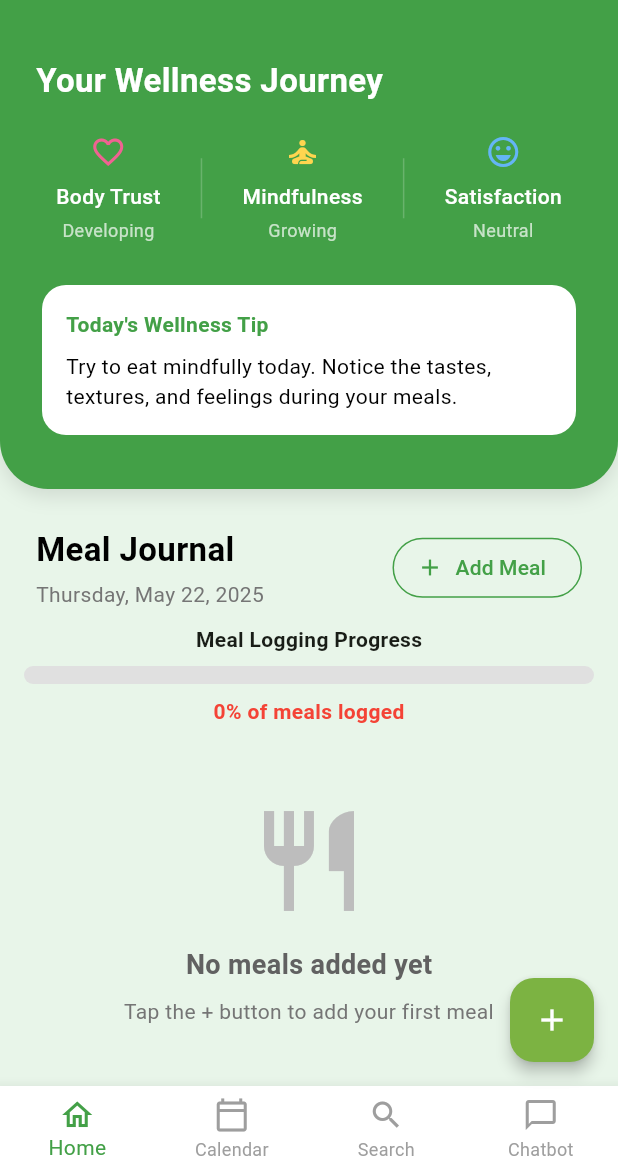
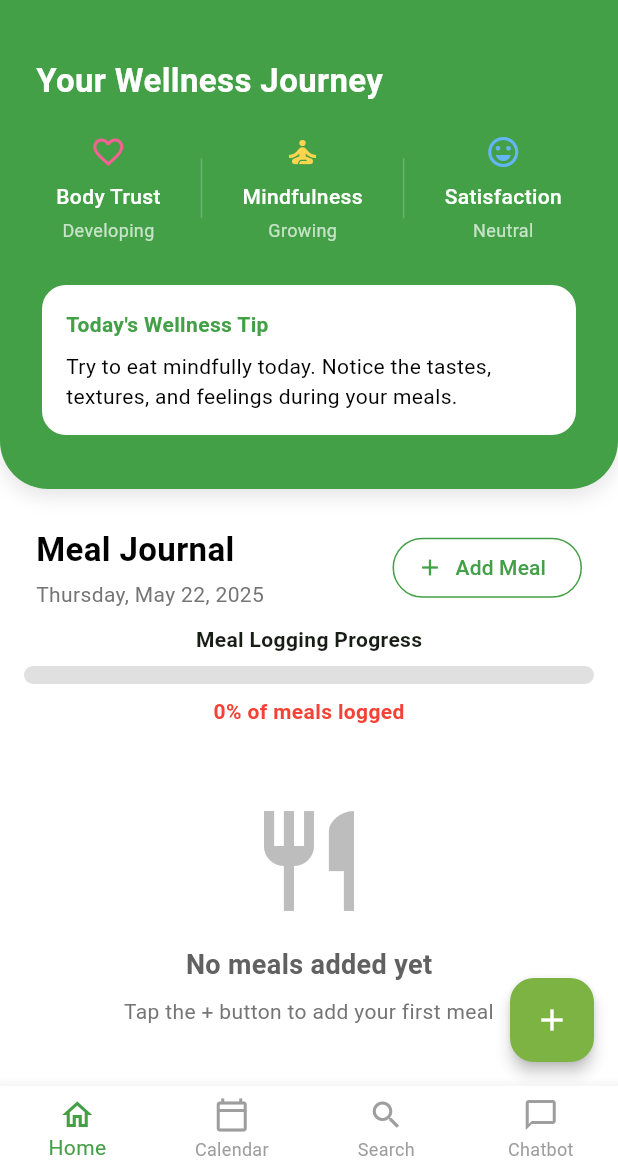
Before and after one commit to reymartjohneva/meal_planner, a Flutter app: the HomeScreen screen opened by its route, on a phone screen of 412 x 824 dp, the part 63-1236 px from its top. Run offline on Flutter 3.47's test engine with Material 3 defaults, Android fonts, the phone set to English and light mode, and no system bars; our stand-ins replace cloud_firestore, firebase_auth, firebase_core, flutter_local_notifications, shared_preferences, table_calendar and 1 more; accounts and stored records are empty.

Commit message:
feat: color theme changed

```diff
--- a/lib/pages/home_screen.dart
+++ b/lib/pages/home_screen.dart
@@ -518,7 +518,7 @@ class _HomeScreenState extends State<HomeScreen> {
     // Theme colors based on dark mode state
     final primaryColor = _isDarkMode ? Colors.green.shade300 : Colors.green.shade600;
     final secondaryColor = _isDarkMode ? Colors.lightGreen.shade400 : Colors.lightGreen.shade600;
-    final backgroundColor = _isDarkMode ? Colors.green.shade900 : Colors.green.shade50;
+    final backgroundColor = _isDarkMode ? Colors.white : Colors.white;
     final cardColor = _isDarkMode ? Colors.grey.shade800 : Colors.white;
     final textColor = _isDarkMode ? Colors.white : Colors.black;
     final subtitleColor = _isDarkMode ? Colors.grey.shade300 : Colors.grey.shade600;
```
